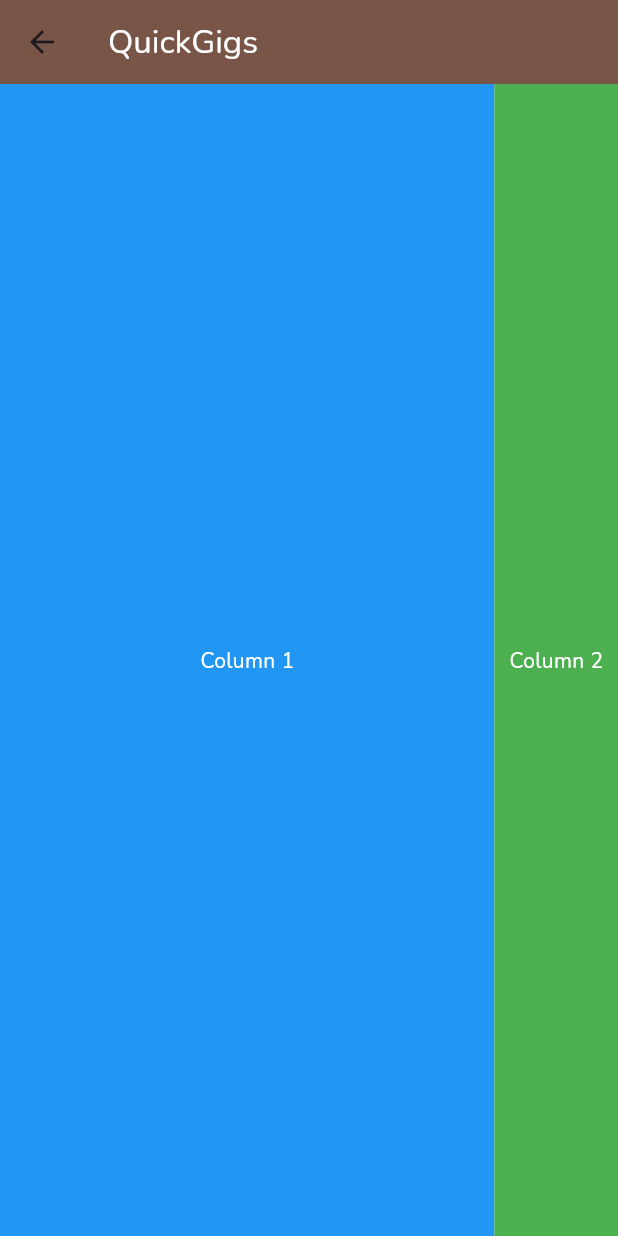
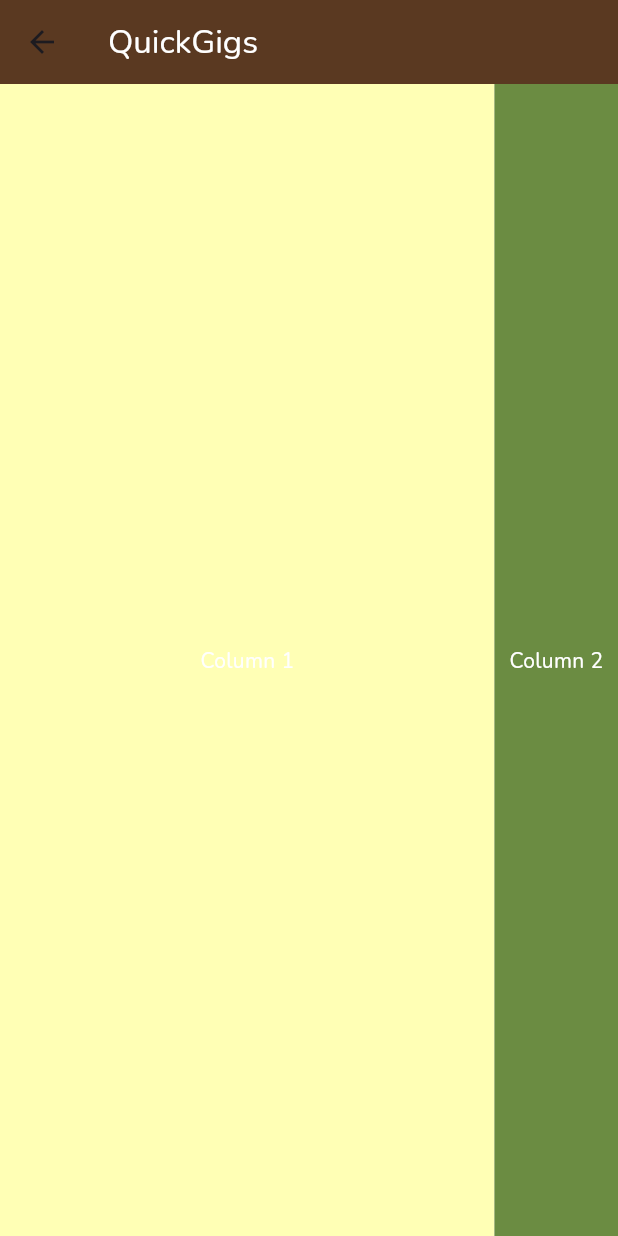
Before and after one commit to chloe900/QuickGigs, a Flutter app: the ListingPage screen opened directly, on a phone screen of 412 x 824 dp. Run offline on Flutter 3.47's test engine with Material 3 defaults, Android fonts, the phone set to English and light mode, and no system bars.

Commit message:
added colour dart - use AppColors.<colour>

```diff
--- /dev/null
+++ b/lib/colours.dart
@@ -0,0 +1,11 @@
+import 'package:flutter/material.dart';
+
+class AppColors {
+  static const Color textWhite = Color(0xFFFFFFFF);
+  static const Color textBlack = Color(0xFF000000);
+  static const Color brown = Color(0xFF5a3921);
+  static const Color darkGreen = Color(0xFF6b8c42);
+  static const Color lightGreen = Color(0xFf7bc67b);
+  static const Color yellow = Color(0xFFffffb5);
+  // Add more colors as needed
+}
--- a/lib/listing.dart
+++ b/lib/listing.dart
@@ -1,5 +1,6 @@
 import 'dart:ui';
 import 'package:flutter/material.dart';
+import 'colours.dart';
 
 class ListingPage extends StatefulWidget {
   @override
@@ -11,7 +12,7 @@ class _ListingPageState extends State<ListingPage> {
   Widget build(BuildContext context) {
     return Scaffold(
       appBar: AppBar(
-        backgroundColor: Colors.brown,
+        backgroundColor: AppColors.brown,
         title: Text('QuickGigs', style: TextStyle(color: Colors.white)),
       ),
       body: FractionallySizedBox(
@@ -22,14 +23,14 @@ class _ListingPageState extends State<ListingPage> {
             Expanded(
               flex: 4,
               child: Container(
-                color: Colors.blue,
+                color: AppColors.yellow,
                 child: Center(child: Text('Column 1', style: TextStyle(color: Colors.white))),
               ),
             ),
             Expanded(
               flex: 1,
               child: Container(
-                color: Colors.green,
+                color: AppColors.darkGreen,
                 child: Center(child: Text('Column 2', style: TextStyle(color: Colors.white))),
               ),
             ),
```
